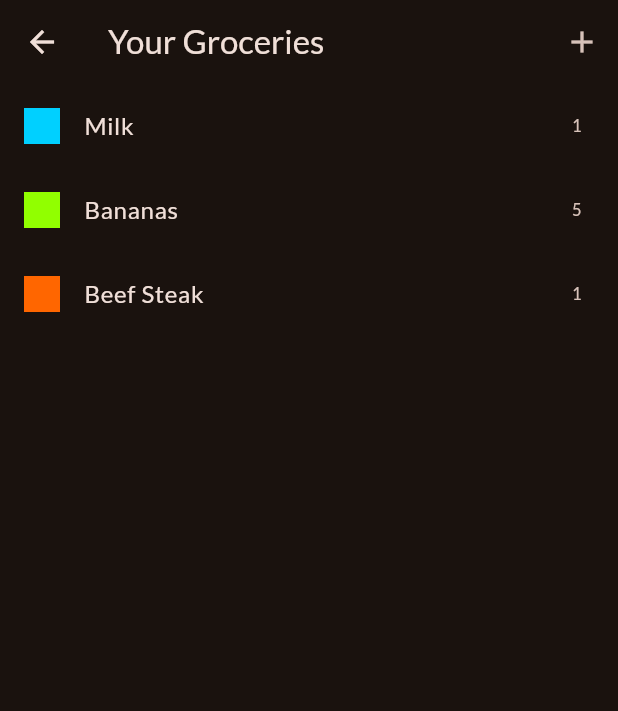
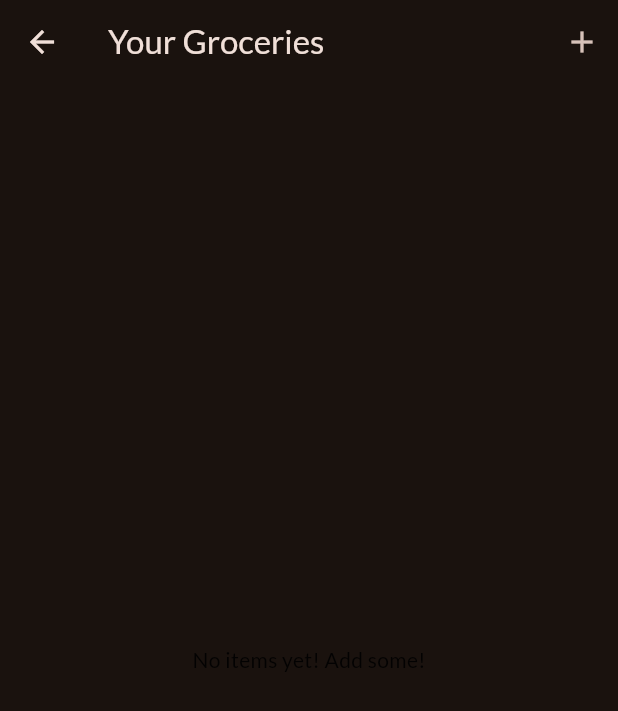
Before and after one commit to Louis-Gil/playground, a Flutter app: the GroceryList screen opened directly, on a phone screen of 412 x 824 dp. Shown: the top 711 px of the screen. Run offline on Flutter 3.47's test engine with Material 2 defaults, Android fonts, the phone set to English and light mode, and no system bars; our stand-ins replace flutter_riverpod, google_fonts, transparent_image.

Commit message:
feat : Add passing data and grocery remove func

```diff
--- a/flutter_guild/shopping_list/lib/data/dummy_items.dart
+++ b/flutter_guild/shopping_list/lib/data/dummy_items.dart
@@ -1,21 +1,21 @@
-import 'package:shopping_list/models/grocery_item.dart';
-import 'package:shopping_list/models/category.dart';
-import 'package:shopping_list/data/categories.dart';
+// import 'package:shopping_list/models/grocery_item.dart';
+// import 'package:shopping_list/models/category.dart';
+// import 'package:shopping_list/data/categories.dart';
 
-final groceryItems = [
-  GroceryItem(
-      id: 'a',
-      name: 'Milk',
-      quantity: 1,
-      category: categories[Categories.dairy]!),
-  GroceryItem(
-      id: 'b',
-      name: 'Bananas',
-      quantity: 5,
-      category: categories[Categories.fruit]!),
-  GroceryItem(
-      id: 'c',
-      name: 'Beef Steak',
-      quantity: 1,
-      category: categories[Categories.meat]!),
-];
+// final groceryItems = [
+//   GroceryItem(
+//       id: 'a',
+//       name: 'Milk',
+//       quantity: 1,
+//       category: categories[Categories.dairy]!),
+//   GroceryItem(
+//       id: 'b',
+//       name: 'Bananas',
+//       quantity: 5,
+//       category: categories[Categories.fruit]!),
+//   GroceryItem(
+//       id: 'c',
+//       name: 'Beef Steak',
+//       quantity: 1,
+//       category: categories[Categories.meat]!),
+// ];
--- a/flutter_guild/shopping_list/lib/widgets/grocery_list.dart
+++ b/flutter_guild/shopping_list/lib/widgets/grocery_list.dart
@@ -1,6 +1,6 @@
 import 'package:flutter/material.dart';
 
-import 'package:shopping_list/data/dummy_items.dart';
+import 'package:shopping_list/models/grocery_item.dart';
 import 'package:shopping_list/widgets/new_item.dart';
 
 class GroceryList extends StatefulWidget {
@@ -11,16 +11,57 @@ class GroceryList extends StatefulWidget {
 }
 
 class _GroceryListState extends State<GroceryList> {
-  void _addItem() {
-    Navigator.of(context).push(
+  final List<GroceryItem> _groceryItems = [];
+
+  void _addItem() async {
+    final newItem = await Navigator.of(context).push<GroceryItem>(
       MaterialPageRoute(
         builder: (ctx) => const NewItem(),
       ),
     );
+
+    if (newItem == null) {
+      return;
+    }
+
+    setState(() {
+      _groceryItems.add(newItem);
+    });
+  }
+
+  void _removeItem(GroceryItem item) {
+    setState(() {
+      _groceryItems.remove(item);
+    });
   }
 
   @override
   Widget build(BuildContext context) {
+    Widget content = const Center(child: Text('No items yet! Add some!'));
+
+    if (_groceryItems.isNotEmpty) {
+      content = ListView.builder(
+        itemCount: _groceryItems.length,
+        itemBuilder: (ctx, index) => Dismissible(
+          onDismissed: (direction) {
+            _removeItem(_groceryItems[index]);
+          },
+          key: ValueKey(_groceryItems[index].id),
+          child: ListTile(
+            title: Text(_groceryItems[index].name),
+            leading: Container(
+              width: 24,
+              height: 24,
+              color: _groceryItems[index].category.color,
+            ),
+            trailing: Text(
+              _groceryItems[index].quantity.toString(),
+            ),
+          ),
+        ),
+      );
+    }
+
     return Scaffold(
       appBar: AppBar(
         title: const Text('Your Groceries'),
@@ -31,20 +72,7 @@ class _GroceryListState extends State<GroceryList> {
           ),
         ],
       ),
-      body: ListView.builder(
-        itemCount: groceryItems.length,
-        itemBuilder: (ctx, index) => ListTile(
-          title: Text(groceryItems[index].name),
-          leading: Container(
-            width: 24,
-            height: 24,
-            color: groceryItems[index].category.color,
-          ),
-          trailing: Text(
-            groceryItems[index].quantity.toString(),
-          ),
-        ),
-      ),
+      body: content,
     );
   }
 }
```
Also changed, not shown: flutter_guild/shopping_list/lib/widgets/new_item.dart (+9 -0 lines).
